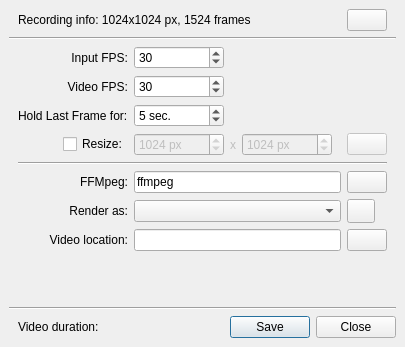
First picture: the form in plugins/dockers/recorder/recorder_export.ui, repository KDE/krita, before the edit.
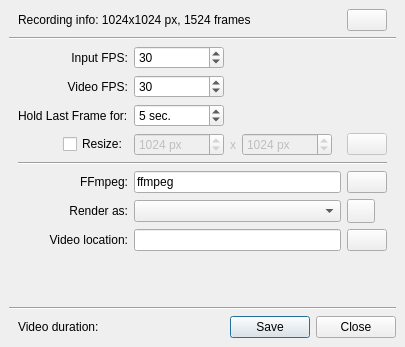
Second picture: the form after the edit. Icons and pictures are not drawn.

Commit message: Make additional tiny tweaks to recorder strings

Diff of the .ui file:
```diff
--- a/plugins/dockers/recorder/recorder_export.ui
+++ b/plugins/dockers/recorder/recorder_export.ui
@@ -89,7 +89,7 @@
          <item row="7" column="0">
           <widget class="QLabel" name="labelFfmpegLocation">
            <property name="text">
-            <string>FFMpeg:</string>
+            <string>FFmpeg:</string>
            </property>
            <property name="alignment">
             <set>Qt::AlignRight|Qt::AlignTrailing|Qt::AlignVCenter</set>
```
The commit also changes 1 other file.
